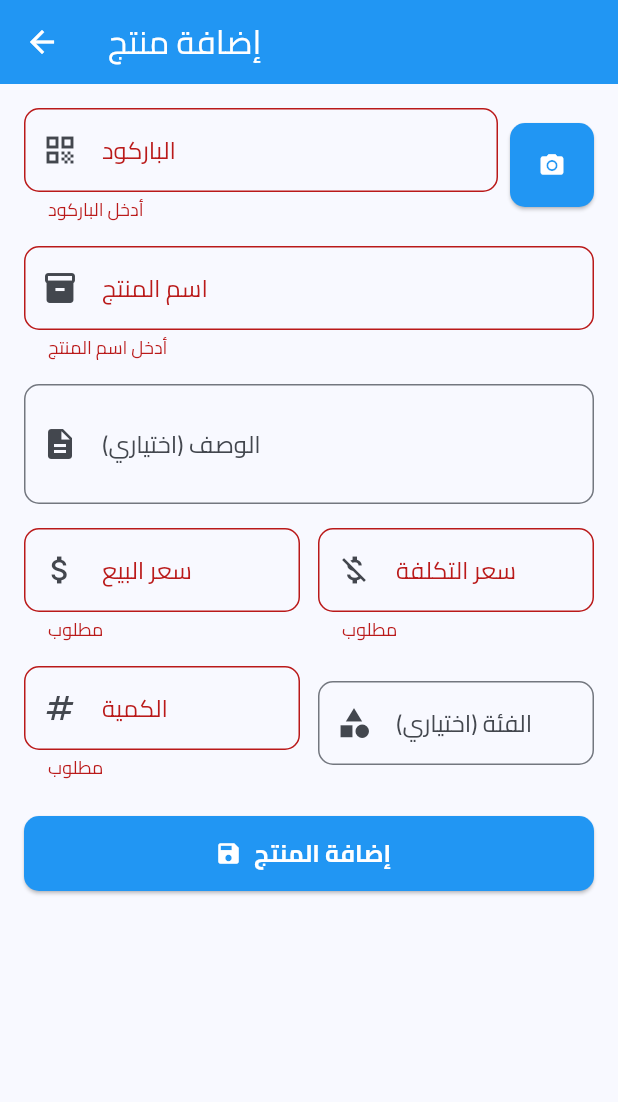
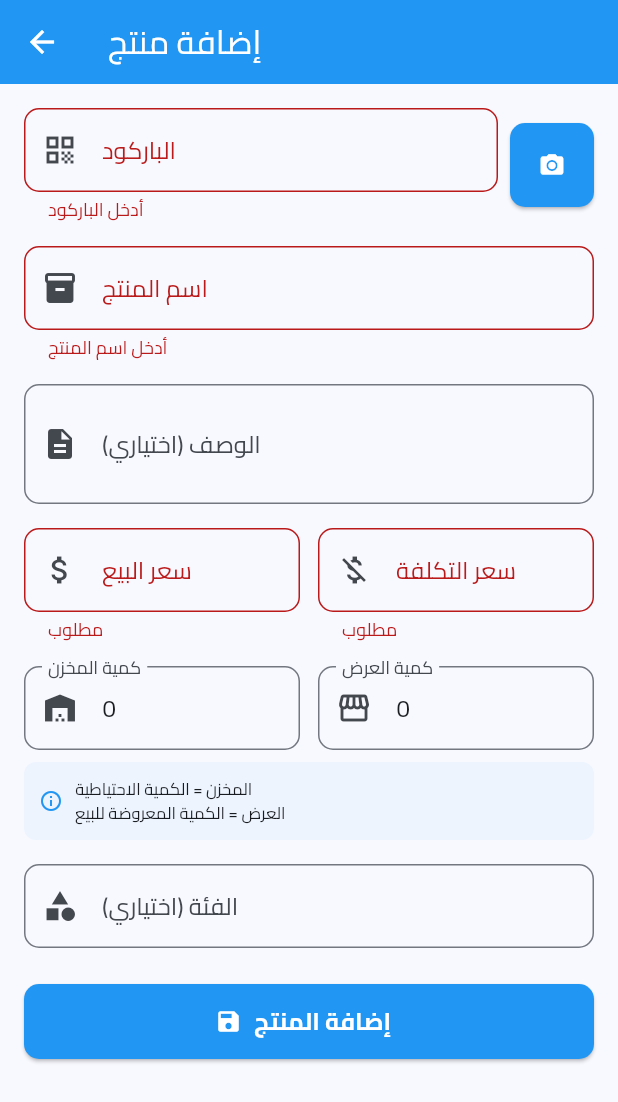
Before and after one commit to amgadmanoly-lang/sales_app, a Flutter app: the AddProductScreen screen opened directly, after a tap on "إضافة المنتج", on a phone screen of 412 x 824 dp. Shown: the top 1102 px of the screen. Run offline on Flutter 3.47's test engine with Material 3 defaults, Android fonts, the phone set to English and light mode, and no system bars; our stand-ins replace connectivity_plus, file_picker, firebase_core, firebase_database, image_picker, pdf and 4 more; missing offline and left inert: mobile_scanner; accounts and stored records are empty.

Commit message:
Add stock/display quantity to product model

```diff
--- a/lib/models/product.dart
+++ b/lib/models/product.dart
@@ -1,15 +1,19 @@
 class Product {
   final int? id;
-  final String barcode;      // الباركود (فريد)
-  final String name;          // اسم المنتج
-  final String? description;  // وصف
-  final double price;         // سعر البيع
-  final double cost;          // سعر التكلفة
-  final int quantity;         // الكمية في المخزون
-  final String? category;     // الفئة
-  final String? imageUrl;     // صورة
-  final bool isActive;        // مفعل/متوقف
-  final DateTime createdAt;   // تاريخ الإضافة
+  final String barcode;        // الباركود (فريد)
+  final String name;            // اسم المنتج
+  final String? description;    // وصف
+  final double price;           // سعر البيع
+  final double cost;            // سعر التكلفة
+
+  // ⭐ الرصيدين الجديدين
+  final int stockQuantity;      // الكمية في المخزن
+  final int displayQuantity;    // الكمية على العرض
+
+  final String? category;       // الفئة
+  final String? imageUrl;       // صورة
+  final bool isActive;          // مفعل/متوقف
+  final DateTime createdAt;     // تاريخ الإضافة
 
   Product({
     this.id,
@@ -18,7 +22,8 @@ class Product {
     this.description,
     required this.price,
     required this.cost,
-    required this.quantity,
+    this.stockQuantity = 0,
+    this.displayQuantity = 0,
     this.category,
     this.imageUrl,
     this.isActive = true,
@@ -28,12 +33,33 @@ class Product {
   // الربح
   double get profit => price - cost;
 
-  // حالة المخزون
-  bool get isLowStock => quantity <= 5 && quantity > 0;
-  bool get isOutOfStock => quantity == 0;
+  // ⭐ إجمالي الكمية (مخزن + عرض)
+  int get totalQuantity => stockQuantity + displayQuantity;
+
+  // ⭐ للتوافق مع الكود القديم
+  int get quantity => totalQuantity;
+
+  // ⭐ حالة العرض
+  bool get isDisplayLowStock => displayQuantity <= 5 && displayQuantity > 0;
+  bool get isDisplayOutOfStock => displayQuantity == 0;
+
+  // ⭐ حالة المخزن
+  bool get isStockLowStock => stockQuantity <= 5 && stockQuantity > 0;
+  bool get isStockOutOfStock => stockQuantity == 0;
+
+  // ⭐ هل مخزون إجمالي منخفض؟
+  bool get isLowStock => totalQuantity <= 5 && totalQuantity > 0;
+  bool get isOutOfStock => totalQuantity == 0;
+
+  // ⭐ هل يحتاج تعبئة العرض؟
+  bool get needsRestock => displayQuantity <= 3 && stockQuantity > 0;
 
   // من Map
   factory Product.fromMap(Map<String, dynamic> map) {
+    final oldQuantity = map['quantity'] as int?;
+    final stock = map['stock_quantity'] as int?;
+    final display = map['display_quantity'] as int?;
+
     return Product(
       id: map['id'] as int?,
       barcode: map['barcode'] as String,
@@ -41,11 +67,13 @@ class Product {
       description: map['description'] as String?,
       price: (map['price'] as num).toDouble(),
       cost: (map['cost'] as num).toDouble(),
-      quantity: map['quantity'] as int,
+      stockQuantity: stock ?? 0,
+      displayQuantity: display ?? (oldQuantity ?? 0),
       category: map['category'] as String?,
       imageUrl: map['image_url'] as String?,
       isActive: (map['is_active'] as int) == 1,
-      createdAt: DateTime.fromMillisecondsSinceEpoch(map['created_at'] as int),
+      createdAt:
+          DateTime.fromMillisecondsSinceEpoch(map['created_at'] as int),
     );
   }
 
@@ -58,7 +86,9 @@ class Product {
       'description': description,
       'price': price,
       'cost': cost,
-      'quantity': quantity,
+      'stock_quantity': stockQuantity,
+      'display_quantity': displayQuantity,
+      'quantity': totalQuantity,
       'category': category,
       'image_url': imageUrl,
       'is_active': isActive ? 1 : 0,
@@ -74,7 +104,8 @@ class Product {
     String? description,
     double? price,
     double? cost,
-    int? quantity,
+    int? stockQuantity,
+    int? displayQuantity,
     String? category,
     String? imageUrl,
     bool? isActive,
@@ -87,11 +118,34 @@ class Product {
       description: description ?? this.description,
       price: price ?? this.price,
       cost: cost ?? this.cost,
-      quantity: quantity ?? this.quantity,
+      stockQuantity: stockQuantity ?? this.stockQuantity,
+      displayQuantity: displayQuantity ?? this.displayQuantity,
       category: category ?? this.category,
       imageUrl: imageUrl ?? this.imageUrl,
       isActive: isActive ?? this.isActive,
       createdAt: createdAt ?? this.createdAt,
     );
   }
+
+  // ⭐ نسخة بعد نقل من المخزن للعرض
+  Product moveToDisplay(int amount) {
+    final actualMove = amount > stockQuantity ? stockQuantity : amount;
+    return copyWith(
+      stockQuantity: stockQuantity - actualMove,
+      displayQuantity: displayQuantity + actualMove,
+    );
+  }
+
+  // ⭐ نسخة بعد بيع (نقصان من العرض)
+  Product sellFromDisplay(int amount) {
+    final newDisplay = displayQuantity - amount;
+    return copyWith(
+      displayQuantity: newDisplay < 0 ? 0 : newDisplay,
+    );
+  }
+
+  // ⭐ نسخة بعد استلام من مورد (زيادة في المخزن)
+  Product addToStock(int amount) {
+    return copyWith(stockQuantity: stockQuantity + amount);
+  }
 }
--- a/lib/screens/add_product_screen.dart
+++ b/lib/screens/add_product_screen.dart
@@ -21,13 +21,15 @@ class _AddProductScreenState extends State<AddProductScreen> {
   final _descriptionController = TextEditingController();
   final _priceController = TextEditingController();
   final _costController = TextEditingController();
-  final _quantityController = TextEditingController();
+
+  // ⭐ بدل _quantityController
+  final _stockController = TextEditingController(text: '0');
+  final _displayController = TextEditingController(text: '0');
+
   final _categoryController = TextEditingController();
 
   bool _saving = false;
   bool _checkingBarcode = false;
-
-  // ⭐ لما نفتح منتج موجود، نتتبعه هنا
   Product? _loadedProduct;
 
   bool get _isEditing => widget.product != null || _loadedProduct != null;
@@ -48,27 +50,25 @@ class _AddProductScreenState extends State<AddProductScreen> {
     _descriptionController.dispose();
     _priceController.dispose();
     _costController.dispose();
-    _quantityController.dispose();
+    _stockController.dispose();
+    _displayController.dispose();
     _categoryController.dispose();
     super.dispose();
   }
 
-  // ⭐ نملأ البيانات من المنتج
   void _fillData(Product p) {
     _barcodeController.text = p.barcode;
     _nameController.text = p.name;
     _descriptionController.text = p.description ?? '';
     _priceController.text = p.price.toString();
     _costController.text = p.cost.toString();
-    _quantityController.text = p.quantity.toString();
+    _stockController.text = p.stockQuantity.toString();
+    _displayController.text = p.displayQuantity.toString();
     _categoryController.text = p.category ?? '';
   }
 
-  // ⭐ فحص الباركود
   Future<void> _checkBarcode(String barcode) async {
     if (barcode.trim().isEmpty) return;
-
-    // لو إحنا بالفعل في وضع تعديل → مش محتاجين فحص
     if (widget.product != null) return;
 
     setState(() => _checkingBarcode = true);
@@ -78,7 +78,6 @@ class _AddProductScreenState extends State<AddProductScreen> {
     setState(() => _checkingBarcode = false);
 
     if (existing != null) {
-      // الباركود موجود → نفتحه للتعديل
       final confirm = await showDialog<bool>(
         context: context,
         builder: (ctx) => AlertDialog(
@@ -116,7 +115,8 @@ class _AddProductScreenState extends State<AddProductScreen> {
                     ),
                     const SizedBox(height: 4),
                     Text('💰 السعر: ${existing.price} ج.م'),
-                    Text('📊 الكمية: ${existing.quantity}'),
+                    Text('🏪 المخزن: ${existing.stockQuantity}'),
+                    Text('🛒 العرض: ${existing.displayQuantity}'),
                     Text('🔢 الباركود: ${existing.barcode}'),
                   ],
                 ),
@@ -150,14 +150,12 @@ class _AddProductScreenState extends State<AddProductScreen> {
       );
 
       if (confirm == true && mounted) {
-        // نفتح المنتج في نفس الشاشة
         setState(() {
           _loadedProduct = existing;
           _fillData(existing);
         });
         _showMessage('يمكنك تعديل المنتج الآن');
       } else if (mounted) {
-        // إلغاء → امسح الباركود
         _barcodeController.clear();
       }
     }
@@ -173,7 +171,6 @@ class _AddProductScreenState extends State<AddProductScreen> {
       setState(() {
         _barcodeController.text = result;
       });
-      // ⭐ نفحص الباركود مباشرة
       await _checkBarcode(result);
     }
   }
@@ -186,7 +183,6 @@ class _AddProductScreenState extends State<AddProductScreen> {
     try {
       final barcode = _barcodeController.text.trim();
 
-      // لو إضافة جديدة، نتأكد إن الباركود مش موجود
       if (!_isEditing) {
         final exists = await _db.barcodeExists(barcode);
         if (exists) {
@@ -195,6 +191,9 @@ class _AddProductScreenState extends State<AddProductScreen> {
           return;
         }
       }
+
+      final stock = int.parse(_stockController.text.trim());
+      final display = int.parse(_displayController.text.trim());
 
       final product = Product(
         id: _currentProduct?.id,
@@ -205,7 +204,8 @@ class _AddProductScreenState extends State<AddProductScreen> {
             : _descriptionController.text.trim(),
         price: double.parse(_priceController.text.trim()),
         cost: double.parse(_costController.text.trim()),
-        quantity: int.parse(_quantityController.text.trim()),
+        stockQuantity: stock,
+        displayQuantity: display,
         category: _categoryController.text.trim().isEmpty
             ? null
             : _categoryController.text.trim(),
@@ -247,7 +247,6 @@ class _AddProductScreenState extends State<AddProductScreen> {
           padding: const EdgeInsets.all(16),
           child: Column(
             children: [
-              // ⭐ شارة "وضع التعديل"
               if (_isEditing && widget.product == null)
                 Container(
                   width: double.infinity,
@@ -328,7 +327,6 @@ class _AddProductScreenState extends State<AddProductScreen> {
               ),
               const SizedBox(height: 16),
 
-              // اسم المنتج
               TextFormField(
                 controller: _nameController,
                 decoration: InputDecoration(
@@ -343,7 +341,6 @@ class _AddProductScreenState extends State<AddProductScreen> {
               ),
               const SizedBox(height: 16),
 
-              // الوصف
               TextFormField(
                 controller: _descriptionController,
                 maxLines: 2,
@@ -357,7 +354,6 @@ class _AddProductScreenState extends State<AddProductScreen> {
               ),
               const SizedBox(height: 16),
 
-              // السعر + التكلفة
               Row(
                 children: [
                   Expanded(
@@ -401,23 +397,24 @@ class _AddProductScreenState extends State<AddProductScreen> {
               ),
               const SizedBox(height: 16),
 
-              // الكمية + الفئة
+              // ⭐ حقل المخزن + حقل العرض
               Row(
                 children: [
                   Expanded(
                     child: TextFormField(
-                      controller: _quantityController,
+                      controller: _stockController,
                       keyboardType: TextInputType.number,
                       decoration: InputDecoration(
-                        labelText: 'الكمية',
-                        prefixIcon: const Icon(Icons.numbers),
+                        labelText: 'كمية المخزن',
+                        prefixIcon: const Icon(Icons.warehouse),
                         border: OutlineInputBorder(
                           borderRadius: BorderRadius.circular(10),
                         ),
                       ),
                       validator: (v) {
                         if (v == null || v.trim().isEmpty) return 'مطلوب';
-                        if (int.tryParse(v) == null) return 'رقم صحيح فقط';
+                        if (int.tryParse(v) == null) return 'رقم صحيح';
+                        if (int.parse(v) < 0) return 'رقم موجب';
                         return null;
                       },
                     ),
@@ -425,21 +422,59 @@ class _AddProductScreenState extends State<AddProductScreen> {
                   const SizedBox(width: 12),
                   Expanded(
                     child: TextFormField(
-                      controller: _categoryController,
+                      controller: _displayController,
+                      keyboardType: TextInputType.number,
                       decoration: InputDecoration(
-                        labelText: 'الفئة (اختياري)',
-                        prefixIcon: const Icon(Icons.category),
+                        labelText: 'كمية العرض',
+                        prefixIcon: const Icon(Icons.storefront),
                         border: OutlineInputBorder(
                           borderRadius: BorderRadius.circular(10),
                         ),
                       ),
+                      validator: (v) {
+                        if (v == null || v.trim().isEmpty) return 'مطلوب';
+                        if (int.tryParse(v) == null) return 'رقم صحيح';
+                        if (int.parse(v) < 0) return 'رقم موجب';
+                        return null;
+                      },
                     ),
                   ),
                 ],
               ),
+              const SizedBox(height: 8),
+              Container(
+                padding: const EdgeInsets.all(10),
+                decoration: BoxDecoration(
+                  color: Colors.blue.withOpacity(0.05),
+                  borderRadius: BorderRadius.circular(8),
+                ),
+                child: Row(
+                  children: const [
+                    Icon(Icons.info_outline, size: 16, color: Colors.blue),
+                    SizedBox(width: 8),
+                    Expanded(
+                      child: Text(
+                        'المخزن = الكمية الاحتياطية\nالعرض = الكمية المعروضة للبيع',
+                        style: TextStyle(fontSize: 11),
+                      ),
+                    ),
+                  ],
+                ),
+              ),
+              const SizedBox(height: 16),
+
+              TextFormField(
+                controller: _categoryController,
+                decoration: InputDecoration(
+                  labelText: 'الفئة (اختياري)',
+                  prefixIcon: const Icon(Icons.category),
+                  border: OutlineInputBorder(
+                    borderRadius: BorderRadius.circular(10),
+                  ),
+                ),
+              ),
               const SizedBox(height: 24),
 
-              // زر الحفظ
               SizedBox(
                 width: double.infinity,
                 height: 50,
```
Also changed, not shown: lib/services/database_service.dart (+114 -9 lines).
